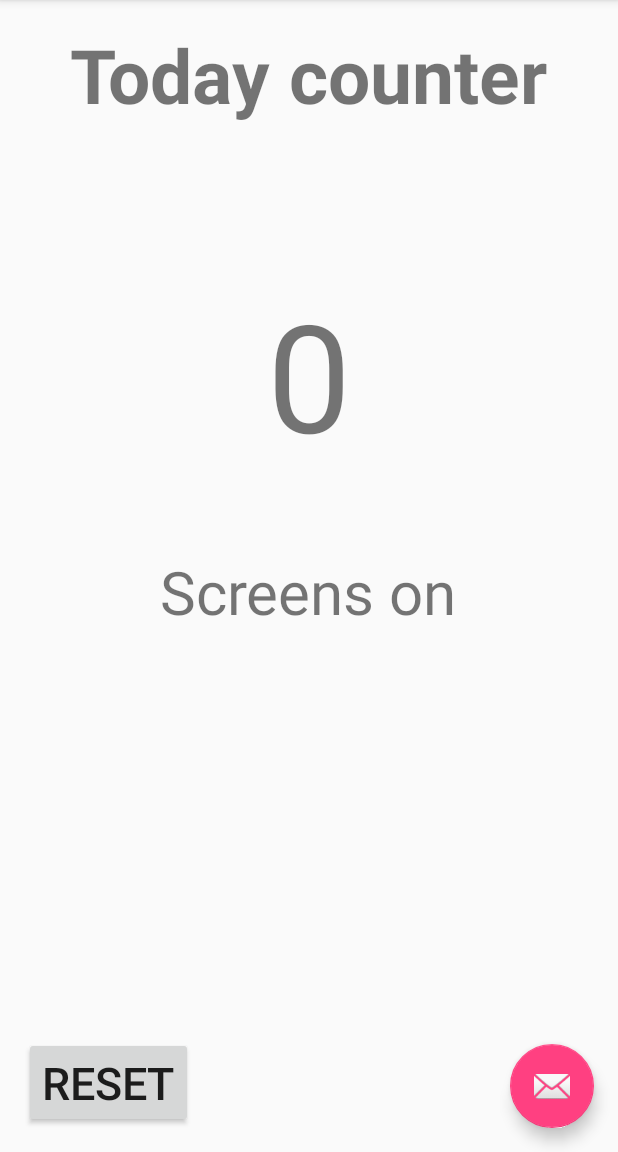
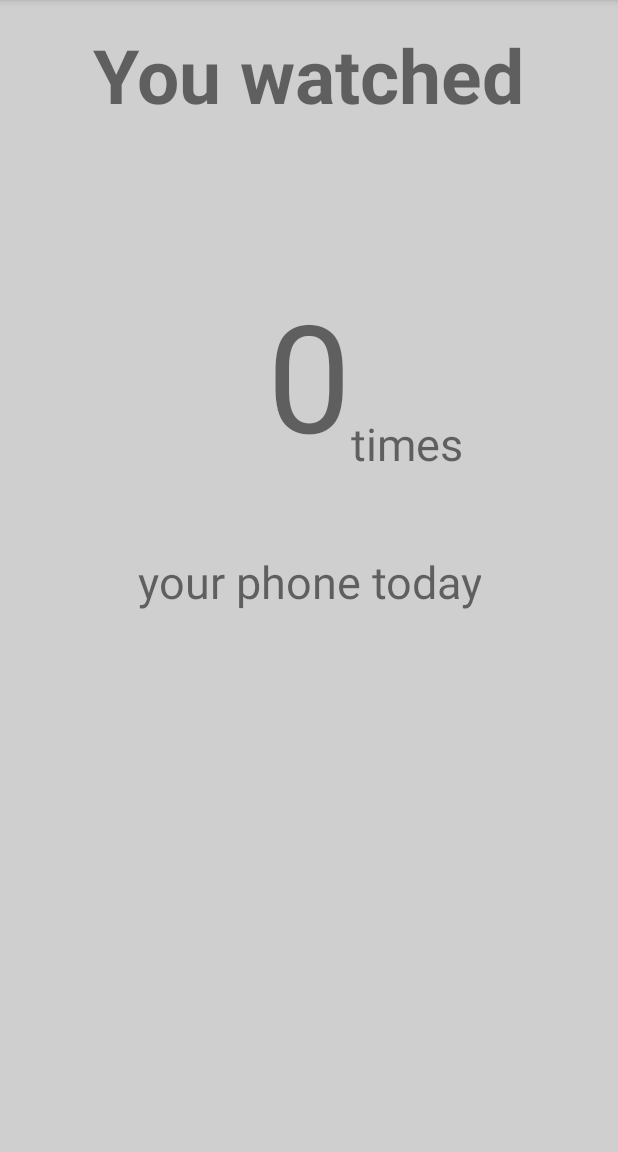
Before and after one commit to Razshal/hyperconnected, an Android app: the screen it shows after launch (MainActivity), in the side drawer, after a tap on "Monthly", on a phone screen of 412 x 824 dp, the part 84-1236 px from its top. Run offline under Robolectric (Android 15) with nearby library versions, the light colour scheme and no system bars.

Commit message:
App v0.3.1 : starting to clean menu and tying to use fragments

```diff
--- a/app/src/main/AndroidManifest.xml
+++ b/app/src/main/AndroidManifest.xml
@@ -23,6 +23,13 @@
             </intent-filter>
         </activity>
 
+        <fragment android:name="com.mathieu_fontenille.hyperconnected.WeeklyFragment"
+            android:id="@+id/weekly_fragment"
+            android:layout_width="match_parent"
+            android:layout_height="match_parent"
+            android:layout_weight="1"
+            />
+
         <service
             android:name=".ListenerService"
             android:exported="false"
--- a/app/src/main/java/com/mathieu_fontenille/hyperconnected/MainActivity.java
+++ b/app/src/main/java/com/mathieu_fontenille/hyperconnected/MainActivity.java
@@ -1,7 +1,9 @@
 package com.mathieu_fontenille.hyperconnected;
 
 import android.app.ActivityManager;
-import android.app.Fragment;
+import android.support.v4.app.Fragment;
+import android.support.v4.app.FragmentManager;
+import android.support.v4.app.FragmentTransaction;
 import android.content.Context;
 import android.content.Intent;
 import android.content.SharedPreferences;
@@ -19,6 +21,7 @@ import android.support.v7.app.AppCompatActivity;
 import android.support.v7.widget.Toolbar;
 import android.view.Menu;
 import android.view.MenuItem;
+import android.webkit.WebViewFragment;
 import android.widget.Button;
 import android.widget.TextView;
 
@@ -62,24 +65,20 @@ public class MainActivity extends AppCompatActivity
     protected void onCreate(Bundle savedInstanceState) {
         super.onCreate(savedInstanceState);
         setContentView(R.layout.activity_main);
-
+/*
+        android.support.v4.app.FragmentTransaction transaction = getSupportFragmentManager().beginTransaction();
+        WeeklyFragment weFragment=new WeeklyFragment();
+        transaction.replace(R.id.fragmentContainer, (weFragment));
+        transaction.commit();
+*/
         serviceAutoCheckAndLaunch();
         counter = (TextView) findViewById(R.id.count);
-        resetButton = (Button) findViewById(R.id.resetButton);
         prefs = this.getSharedPreferences("com.mathieu_fontenille.hyperconnected", Context.MODE_PRIVATE);
         updateCount();
 
         Toolbar toolbar = (Toolbar) findViewById(R.id.toolbar);
         setSupportActionBar(toolbar);
 
-        FloatingActionButton fab = (FloatingActionButton) findViewById(R.id.fab);
-        fab.setOnClickListener(new View.OnClickListener() {
-            @Override
-            public void onClick(View view) {
-                Snackbar.make(view, "Useless bar", Snackbar.LENGTH_LONG)
-                        .setAction("Action", null).show();
-            }
-        });
 
         DrawerLayout drawer = (DrawerLayout) findViewById(R.id.drawer_layout);
         ActionBarDrawerToggle toggle = new ActionBarDrawerToggle(
@@ -90,14 +89,7 @@ public class MainActivity extends AppCompatActivity
         NavigationView navigationView = (NavigationView) findViewById(R.id.nav_view);
         navigationView.setNavigationItemSelectedListener(this);
 
-        resetButton.setOnClickListener(new View.OnClickListener() {
-            public void onClick(View view) {
-                SharedPreferences.Editor editor = prefs.edit();
-                editor.putInt("count", 0);
-                editor.commit();
-                updateCount();
-            }
-        });
+
     }
 
     protected void onResume() {
@@ -138,24 +130,41 @@ public class MainActivity extends AppCompatActivity
         return super.onOptionsItemSelected(item);
     }
 
+    protected void createFragmentView(Fragment fragmentToPlace){
+
+
+    }
+
     @SuppressWarnings("StatementWithEmptyBody")
     @Override
     public boolean onNavigationItemSelected(MenuItem item) {
+
+
+
         // Handle navigation view item clicks here.
         int id = item.getItemId();
-        Fragment fragment = null;
+        Fragment fragment = new Fragment();
         Class Fragmentclass;
 
         if (id == R.id.nav_today) {
-            // Handle the camera action
+
         } else if (id == R.id.nav_week) {
+ /*           android.support.v4.app.FragmentTransaction transaction = getSupportFragmentManager().beginTransaction();
+            WeeklyFragment weFragment=new WeeklyFragment();
+            transaction.replace(R.id.fragmentContainer, (weFragment));
+            transaction.commit();
             Log.d("hypercov2", "salut, c\'est le nav drawer");
+            */
         } else if (id == R.id.nav_month) {
+
 
         } else if (id == R.id.nav_year) {
 
         } else if (id == R.id.nav_share) {
-
+            SharedPreferences.Editor editor = prefs.edit();
+            editor.putInt("count", 0);
+            editor.commit();
+            updateCount();
         } else if (id == R.id.nav_send) {
 
         }
--- a/app/src/main/res/layout/app_bar_main.xml
+++ b/app/src/main/res/layout/app_bar_main.xml
@@ -23,12 +23,4 @@
 
     <include layout="@layout/content_main" />
 
-    <android.support.design.widget.FloatingActionButton
-        android:id="@+id/fab"
-        android:layout_width="wrap_content"
-        android:layout_height="wrap_content"
-        android:layout_gravity="bottom|end"
-        android:layout_margin="@dimen/fab_margin"
-        android:src="@android:drawable/ic_dialog_email" />
-
 </android.support.design.widget.CoordinatorLayout>
--- a/app/src/main/res/layout/content_main.xml
+++ b/app/src/main/res/layout/content_main.xml
@@ -10,7 +10,10 @@
     android:paddingTop="@dimen/activity_vertical_margin"
     app:layout_behavior="@string/appbar_scrolling_view_behavior"
     tools:context="com.mathieu_fontenille.hyperconnected.MainActivity"
-    tools:showIn="@layout/app_bar_main">
+    tools:showIn="@layout/app_bar_main"
+    android:id="@+id/main_layout"
+    android:background="@drawable/side_nav_bar"
+    android:backgroundTint="#cfcfcf">
 
     <TextView
         android:layout_width="wrap_content"
@@ -28,7 +31,7 @@
         android:layout_height="wrap_content"
         android:text="@string/counter_desc"
         android:id="@+id/countDesc"
-        android:textSize="40sp"
+        android:textSize="30sp"
         android:textAlignment="center"
         android:layout_below="@+id/count"
         android:layout_centerHorizontal="true"
@@ -44,13 +47,14 @@
         android:layout_centerHorizontal="true"
         android:layout_marginTop="99dp" />
 
-    <Button
+    <TextView
         android:layout_width="wrap_content"
         android:layout_height="wrap_content"
-        android:text="@string/reset_button"
-        android:id="@+id/resetButton"
-        android:layout_alignParentBottom="true"
-        android:layout_alignParentStart="true"
-        android:textSize="30sp" />
+        android:text="@string/times"
+        android:id="@+id/textView"
+        android:textSize="30sp"
+        android:layout_alignBottom="@+id/count"
+        android:layout_toEndOf="@+id/count" />
+
 
 </RelativeLayout>
--- a/app/src/main/res/layout/fragment_weekly.xml
+++ b/app/src/main/res/layout/fragment_weekly.xml
@@ -2,6 +2,7 @@
     xmlns:tools="http://schemas.android.com/tools"
     android:layout_width="match_parent"
     android:layout_height="match_parent"
+    android:tag="weekly_fragment"
     tools:context="com.mathieu_fontenille.hyperconnected.WeeklyFragment">
 
     <!-- TODO: Update blank fragment layout -->
--- a/app/src/main/res/menu/activity_main_drawer.xml
+++ b/app/src/main/res/menu/activity_main_drawer.xml
@@ -24,8 +24,8 @@
         <menu>
             <item
                 android:id="@+id/nav_share"
-                android:icon="@drawable/ic_menu_share"
-                android:title="Share" />
+                android:icon="@mipmap/reset"
+                android:title="@string/reset_button" />
             <item
                 android:id="@+id/nav_send"
                 android:icon="@drawable/ic_menu_send"
--- a/app/src/main/res/values/strings.xml
+++ b/app/src/main/res/values/strings.xml
@@ -1,7 +1,7 @@
 <resources>
     <string name="app_name">Hyperconnected</string>
-    <string name="greetings">Today counter</string>
-    <string name="counter_desc">Screens on</string>
+    <string name="greetings">You watched</string>
+    <string name="counter_desc">your phone today</string>
     <string name="title_activity_settings">Settings</string>
 
     <string name="navigation_drawer_open">Open navigation drawer</string>
@@ -19,4 +19,5 @@
     <!-- TODO: Remove or change this placeholder text -->
     <string name="hello_blank_fragment">Hello blank fragment</string>
     <string name="weeklyCount">Weekly count</string>
+    <string name="times">times</string>
 </resources>
```
Also changed, not shown: app/src/main/res/mipmap-hdpi/reset.png (added), app/src/main/res/mipmap-mdpi/reset.png (added), app/src/main/res/mipmap-xhdpi/reset.png (added), app/src/main/res/mipmap-xxhdpi/reset.png (added), app/src/main/res/mipmap-xxxhdpi/reset.png (added), app/src/main/reset-web.png (added), 1 other file.
